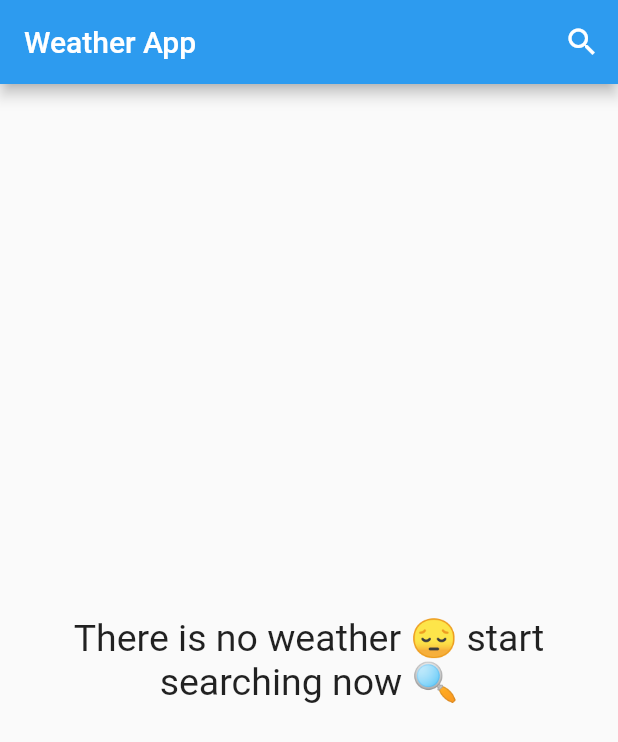
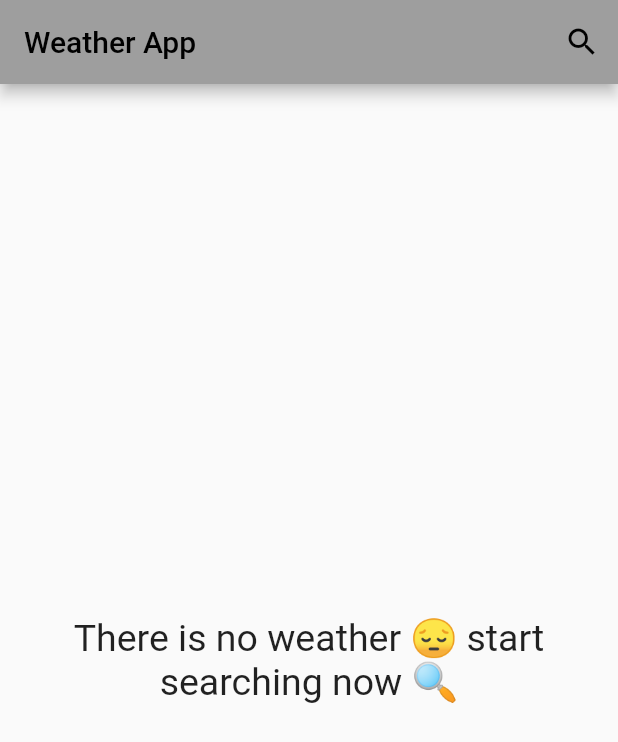
Before and after one commit to AdhamElagaty/Weather_App, a Flutter app: the screen it shows after launch, on a phone screen of 412 x 824 dp. Shown: the top 742 px of the screen. Run offline on Flutter 3.47's test engine with Material 2 defaults, Android fonts, the phone set to English and light mode, and no system bars; our stand-ins replace dio, flutter_bloc.

Commit message:
add updaqte theam

```diff
--- a/lib/cubits/get_weather_cubit/get_weather_cubit.dart
+++ b/lib/cubits/get_weather_cubit/get_weather_cubit.dart
@@ -6,7 +6,7 @@ import 'package:weather_app/services/weather_service.dart';
 
 class GetWeatherCubit extends Cubit<GetWeatherState> {
   GetWeatherCubit() : super(InitialState());
-  late WeatherModel weatherModel;
+  WeatherModel? weatherModel;
   getWeather({required String cityName}) async {
     try {
       weatherModel =
--- a/lib/main.dart
+++ b/lib/main.dart
@@ -1,6 +1,7 @@
 import 'package:flutter/material.dart';
 import 'package:flutter_bloc/flutter_bloc.dart';
 import 'package:weather_app/cubits/get_weather_cubit/get_weather_cubit.dart';
+import 'package:weather_app/cubits/get_weather_cubit/get_weather_state.dart';
 import 'package:weather_app/views/home_view.dart';
 
 void main() {
@@ -14,10 +15,22 @@ class WeatherApp extends StatelessWidget {
   Widget build(BuildContext context) {
     return BlocProvider(
       create: (context) => GetWeatherCubit(),
-      child: const MaterialApp(
-        debugShowCheckedModeBanner: false,
-        home: HomeView(),
-      ),
+      child: Builder(builder: (context) {
+        return BlocBuilder<GetWeatherCubit, GetWeatherState>(
+          builder: (context, state) {
+            return MaterialApp(
+              theme: ThemeData(
+                primarySwatch: (BlocProvider.of<GetWeatherCubit>(context)
+                        .weatherModel
+                        ?.color ??
+                    Colors.grey),
+              ),
+              debugShowCheckedModeBanner: false,
+              home: const HomeView(),
+            );
+          },
+        );
+      }),
     );
   }
 }
--- a/lib/models/weather_model.dart
+++ b/lib/models/weather_model.dart
@@ -8,7 +8,7 @@ class WeatherModel {
   final double minTemp;
   final String? image;
   final String condtion;
-  final MaterialColor color;
+  final MaterialColor? color;
 
   WeatherModel({
     required this.name,
--- a/lib/views/home_view.dart
+++ b/lib/views/home_view.dart
@@ -14,7 +14,7 @@ class HomeView extends StatelessWidget {
     return Scaffold(
       appBar: AppBar(
         title: const Text("Weather App"),
-        backgroundColor: const Color(0xFF2d9bef),
+        // backgroundColor: const Color(0xFF2d9bef),
         actions: [
           IconButton(
             onPressed: () {
@@ -35,7 +35,7 @@ class HomeView extends StatelessWidget {
           if (state is InitialState) {
             return const NoWeatherWidget();
           } else if (state is WeatherLoadedState) {
-            return const WeatherStatusWidget();
+            return WeatherStatusWidget();
           } else {
             return const Center(
               child: Text("oops there was an error, try later!"),
--- a/lib/widgets/weather_status_widget.dart
+++ b/lib/widgets/weather_status_widget.dart
@@ -9,7 +9,7 @@ class WeatherStatusWidget extends StatelessWidget {
   @override
   Widget build(BuildContext context) {
     WeatherModel weatherModel =
-        BlocProvider.of<GetWeatherCubit>(context).weatherModel;
+        BlocProvider.of<GetWeatherCubit>(context).weatherModel!;
     return Padding(
       padding: const EdgeInsets.all(14.0),
       child: Column(
```
